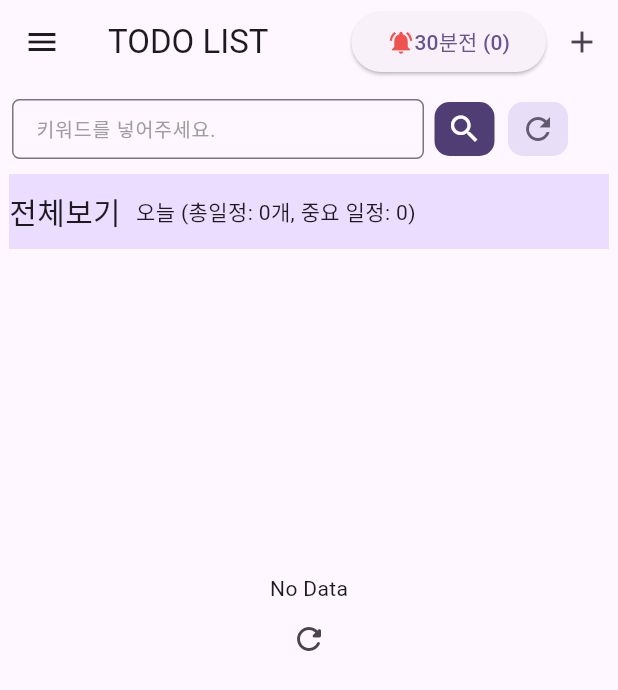
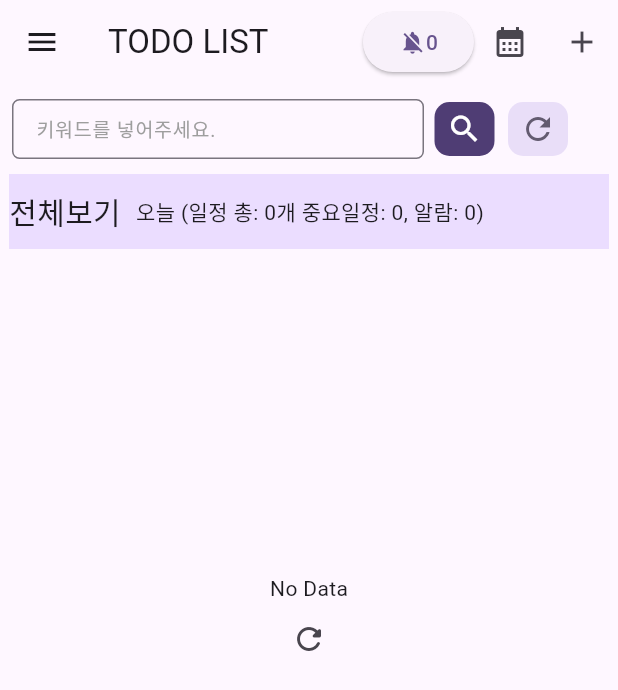
Before and after one commit to lambda2003/flutter01, a Flutter app: the screen it shows after launch, on a phone screen of 412 x 824 dp. Shown: the top 690 px of the screen. Run offline on Flutter 3.47's test engine with Material 3 defaults, Android fonts, the phone set to English and light mode, and no system bars; our stand-ins replace flutter_map, flutter_riverpod, flutter_slidable, geolocator, get, get_storage and 6 more; accounts and stored records are empty.

Commit message:
add table_calendar
table_calendar

```diff
--- a/Stateful/simple_todo_list_app/lib/model/todo_list.dart
+++ b/Stateful/simple_todo_list_app/lib/model/todo_list.dart
@@ -6,6 +6,7 @@ class TodoList {
   int? importance;
   DateTime? startDate;
   DateTime? endDate;
+  int? isDeleted = 0;
 
   TodoList({
     this.id,
@@ -15,6 +16,7 @@ class TodoList {
     this.startDate,
     this.endDate,
     this.importance,
+    this.isDeleted
   });
 
   TodoList.fromJson(Map<String, dynamic> json)
@@ -23,5 +25,6 @@ class TodoList {
       content = json["content"],
       isAlarm = json["isAlarm"],
       startDate = DateTime.parse(json["startDate"]),
-      importance = json["importance"];
+      importance = json["importance"],
+      isDeleted = json["isDeleted"];
 }
--- a/Stateful/simple_todo_list_app/lib/util/today_report.dart
+++ b/Stateful/simple_todo_list_app/lib/util/today_report.dart
@@ -9,4 +9,5 @@ class TodayReport {
     'isAlarm': '알람 리스트',
     'importance': '중요 리스트',
   };
+
 }
--- a/Stateful/simple_todo_list_app/lib/view/home.dart
+++ b/Stateful/simple_todo_list_app/lib/view/home.dart
@@ -5,6 +5,7 @@ import 'package:flutter_slidable/flutter_slidable.dart';
 import 'package:get/get.dart';
 import 'package:simple_todo_list_app/model/todo_list.dart';
 import 'package:simple_todo_list_app/util/today_report.dart';
+import 'package:simple_todo_list_app/view/calendar_view.dart';
 import 'package:simple_todo_list_app/view/deleted_list.dart';
 import 'package:simple_todo_list_app/view/home_timer.dart';
 import 'package:simple_todo_list_app/view/insert_todolist.dart';
@@ -52,8 +53,7 @@ class _HomeState extends State<Home> {
 
   @override
   Widget build(BuildContext context) {
-    Size screenSize = MediaQuery.of(context).size;
-
+    Size screenSize = MediaQuery.of(context).size;;
     return Scaffold(
       // backgroundColor: isAlarmOnColor ? Colors.red : Colors.white,
       appBar: AppBar(
@@ -64,21 +64,25 @@ class _HomeState extends State<Home> {
           //   icon: Icon(Icons.delete),
           // ),
           ElevatedButton(
-            onPressed: () => {
-              //
+            onPressed: () {
+              if(TodayReport.alarmCount>0){
+                 kwd = {'isAlarm': 1};
+                setState(() {});
+              }else{
+                showMessage(-115, '알람');
+              }
             },
-            child: GestureDetector(
-              onTap: () {
-                print('111111');
-                kwd = {'isAlarm': 1};
-                setState(() {});
-              },
-              child: HomeTimer(isTurnOn: isAlarmOn, db: db),
-            ),
+            child: HomeTimer(isTurnOn: isAlarmOn, db: db),
 
             // icon: isAlarmOn
             //     ? Icon(Icons.notifications_active, color: Colors.red[400])
             //     : Icon(Icons.notifications_off),
+          ),
+          IconButton(
+            onPressed: () => Get.to(()=>
+              CalendarView(db:db),
+            ), //actionDialog('insert', null),
+            icon: Icon(Icons.calendar_month),
           ),
           IconButton(
             onPressed: () => Get.to(
@@ -261,8 +265,9 @@ visualDensity: VisualDensity.comfortable,
                   startNum,
                 ), //db!.getTodoList(null, TableName.todolist,startNum),
                 builder: (context, snapshot) {
-                  return snapshot.hasData
-                      ? snapshot.data!.length == 0
+                  return
+                  // snapshot.hasData ?
+                       snapshot.data==null || snapshot.data!.length == 0
                             ? Center(
                                 child: Column(
                                   mainAxisAlignment: MainAxisAlignment.center,
@@ -406,8 +411,8 @@ visualDensity: VisualDensity.comfortable,
                                     ),
                                   );
                                 },
-                              )
-                      : Center(child: const CircularProgressIndicator());
+                              );
+                      // : Center(child: const CircularProgressIndicator());
                 },
               ),
             ),
@@ -462,6 +467,12 @@ visualDensity: VisualDensity.comfortable,
           '알림',
           '$msg일 불가합니다. 날짜를 변경하세요.',
           backgroundColor: Colors.orange[500],
+        );
+      }else if(i == -115){
+          Get.snackbar(
+          '알림',
+          '오늘 $msg 내용이 없습니다.',
+          // backgroundColor: Colors.orange[500],
         );
       } else {
         Get.snackbar('알림', '$msg에 성공했습니다.', backgroundColor: Colors.green[500]);
--- a/Stateful/simple_todo_list_app/lib/view/home_timer.dart
+++ b/Stateful/simple_todo_list_app/lib/view/home_timer.dart
@@ -25,7 +25,7 @@ class _HomeTimerState extends State<HomeTimer> {
   bool isWorking = false;
   int loopCount = 1;
   int alarmCount = 0;
-
+  bool boolColorChange = false;
   @override
   void initState() {
     // TODO: implement initState
@@ -43,10 +43,31 @@ class _HomeTimerState extends State<HomeTimer> {
   @override
   Widget build(BuildContext context) {
 
-    return Row(
+    // return Row(
+    //   children: [
+    //     alarmCount> 0
+    //     ? Icon(Icons.notifications_active, color: Colors.red[400])
+    //     : Icon(Icons.notifications_off),
+
+    //     alarmCount > 0
+    //     ? boolColorChange? Text('30분전 ($alarmCount)',style:TextStyle(color: Colors.red,fontWeight: FontWeight.bold)) : Text('30분전 ($alarmCount)',style:TextStyle(color: Colors.black))
+
+    //     : Text('${alarmCount}'),
+    //   ],
+    // );
+    return  alarmCount> 0
+        ? Row(
       children: [
-        Icon(Icons.notifications_active, color: Colors.red[400]),
-        Text('30분전 ($alarmCount)'),
+        boolColorChange? Icon(Icons.notifications_active, color: Colors.red[400]): Icon(Icons.notifications_active, color: Colors.red[100]) ,
+        boolColorChange? Text('30분전 ($alarmCount)',style:TextStyle(color: Colors.black)) : Text('30분전 ($alarmCount)',style:TextStyle(color: Colors.red,fontWeight: FontWeight.bold))
+
+      ],
+    )
+    :
+    Row(
+      children: [
+        Icon(Icons.notifications_off),
+         Text('${alarmCount}'),
       ],
     );
   }
@@ -57,17 +78,20 @@ class _HomeTimerState extends State<HomeTimer> {
     print('======== HomeTimer => alarmCheck() => called');
     print('======== HomeTimer => alarmCheck() => loopCount = ${loopCount}');
     loopCount++;
-     if (loopCount > 300) {
+     if (loopCount > 500) {
       timer.cancel();
       loopCount = 1;
       print('======== HomeTimer => alarmCheck() => Timer Destroyed by Loop Count  ========');
       setState(() {});
     }
-    if(!widget.isTurnOn)return;
-
-    print('==================================================');
-    print('======== HomeTimer => alarmCheck() => CODE RUN');
-    print('==================================================');
+    if(!widget.isTurnOn) {
+      if(alarmCount!=0){
+        alarmCount = 0;
+        print('======== HomeTimer => alarmCheck() =>isTurnOn => off => setState');
+        setState(() {});
+      }
+      return;
+    }
 
     List<TodoList> data = await widget.db.getTodoList(
       {"today": {"n":true}},
@@ -76,9 +100,18 @@ class _HomeTimerState extends State<HomeTimer> {
     );
     if (data.length == 0) {
       print('======== HomeTimer => alarmCheck() => DATA: 0');
+      if(alarmCount!=0){
+        alarmCount = 0;
+        print('======== HomeTimer => alarmCheck() => DATA: 0 => setState');
+        setState(() {});
+      }
       return;
 
     }
+    print('==================================================');
+    print('======== HomeTimer => alarmCheck() => CODE RUN');
+    print('==================================================');
+
     DateTime now = DateTime.now();
     int xcount = 0;
     for (int i = 0; i < data.length; i++) {
@@ -104,11 +137,12 @@ class _HomeTimerState extends State<HomeTimer> {
         }
       }
     }
-    if (alarmCount != xcount) {
+    boolColorChange = !boolColorChange;
+    if (alarmCount != xcount && xcount>=0) {
       alarmCount = xcount;
       print('======== HomeTimer => alarmCheck() => setState()  ========');
-      setState(() {});
     }
+    setState(() {});
 
 
   }
--- a/Stateful/simple_todo_list_app/lib/view/today_report_view.dart
+++ b/Stateful/simple_todo_list_app/lib/view/today_report_view.dart
@@ -53,7 +53,7 @@ class TodayReportView extends StatelessWidget {
     return Align(
       alignment: Alignment.centerRight,
       child: Text(
-        '오늘 (총일정: ${TodayReport.count}개, 중요 일정: ${TodayReport.importantCount})',
+        '오늘 (일정 총: ${TodayReport.count}개 중요일정: ${TodayReport.importantCount}, 알람: ${TodayReport.alarmCount})',
       ),
     );
   }
--- a/Stateful/simple_todo_list_app/lib/view/update_todolist.dart
+++ b/Stateful/simple_todo_list_app/lib/view/update_todolist.dart
@@ -196,6 +196,7 @@ class _UpdateTodolistState extends State<UpdateTodolist> {
       TodoList todolist = TodoList(
         id: todo!.id,
         title: titleController.text.trim(),
+        content: contentController.text.trim(),
         startDate: startDate,
         importance: dropDownValue,
         isAlarm: isAlarm ? 1 : 0,
--- a/Stateful/simple_todo_list_app/pubspec.yaml
+++ b/Stateful/simple_todo_list_app/pubspec.yaml
@@ -43,6 +43,8 @@ dependencies:
   sqflite: ^2.4.2
   # Path - sqlite의 위치
   path: ^1.9.1
+
+  table_calendar: ^3.2.0
 
 dev_dependencies:
   flutter_test:
```
Also changed, not shown: Stateful/simple_todo_list_app/lib/main.dart (+13 -1 lines), Stateful/simple_todo_list_app/lib/util/back_loop.dart (added, +9 -0 lines), Stateful/simple_todo_list_app/lib/util/calendar_data.dart (added, +15 -0 lines), Stateful/simple_todo_list_app/lib/view/calendar_view.dart (added, +424 -0 lines), Stateful/simple_todo_list_app/lib/vm/database_handle.dart (+47 -5 lines), 1 other file.
